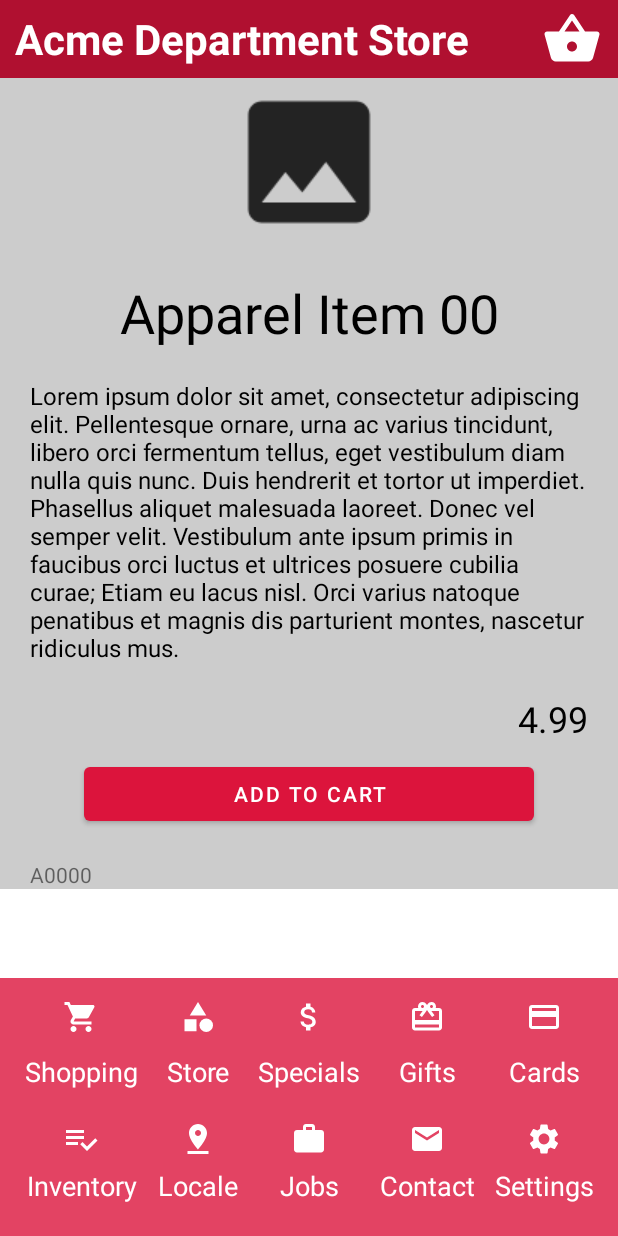
After one commit to forrest-james/ads-app, an Android app: the fragment ItemFragment placed in its activity, on a phone screen of 412 x 824 dp. The commit adds this screen. Run offline under Robolectric (Android 15) with nearby library versions, the phone set to English and light mode, and no system bars; 2 statements that could not run were skipped.

Commit message:
Added Item Page

```diff
--- a/AcmeDepartmentStore/app/src/main/java/com/ads/app/DepartmentItemsFragment.java
+++ b/AcmeDepartmentStore/app/src/main/java/com/ads/app/DepartmentItemsFragment.java
@@ -5,6 +5,7 @@ import android.os.Bundle;
 import android.view.LayoutInflater;
 import android.view.View;
 import android.view.ViewGroup;
+import android.widget.AdapterView;
 import android.widget.GridView;
 
 import java.util.List;
@@ -39,6 +40,14 @@ public class DepartmentItemsFragment extends Fragment {
         ItemGridAdapter itemGridAdapter = new ItemGridAdapter(view.getContext(), items);
         itemGridView.setAdapter(itemGridAdapter);
 
+        itemGridView.setOnItemClickListener(new AdapterView.OnItemClickListener() {
+            @Override
+            public void onItemClick(AdapterView<?> parent, View view, int position, long id) {
+                MainActivity activity = (MainActivity)getActivity();
+                activity.navigateToItem(view, index, position);
+            }
+        });
+
         return view;
     }
 }
--- /dev/null
+++ b/AcmeDepartmentStore/app/src/main/java/com/ads/app/ItemFragment.java
@@ -0,0 +1,65 @@
+package com.ads.app;
+
+import android.os.Bundle;
+import android.view.LayoutInflater;
+import android.view.View;
+import android.view.ViewGroup;
+import android.widget.Button;
+import android.widget.TextView;
+
+import androidx.fragment.app.Fragment;
+
+public class ItemFragment extends Fragment {
+    public static final String FRAGMENT_TAG = BuildConfig.APPLICATION_ID + ".ITEM_FRAGMENT_TAG";
+
+    public ItemFragment() {
+        // Required empty public constructor
+    }
+
+    public static ItemFragment newInstance(int department, int item) {
+        ItemFragment fragment = new ItemFragment();
+        Bundle args = new Bundle();
+        args.putInt("departmentIndex", department);
+        args.putInt("itemIndex", item);
+        fragment.setArguments(args);
+        return fragment;
+    }
+
+    @Override
+    public void onCreate(Bundle savedInstanceState) { super.onCreate(savedInstanceState); }
+
+    @Override
+    public View onCreateView(LayoutInflater inflater, ViewGroup container, Bundle savedInstanceState) {
+        // Inflate the layout for this fragment
+        View view = inflater.inflate(R.layout.fragment_item, container, false);
+        Item item = getItem();
+
+        TextView itemName = view.findViewById(R.id.item_name_page);
+        itemName.setText(item.Name());
+
+        TextView itemPrice = view.findViewById(R.id.item_price_page);
+        itemPrice.setText(String.format("%1$,.2f", item.Price()));
+
+        TextView itemCode = view.findViewById(R.id.item_code);
+        itemCode.setText(item.ItemNumber());
+
+        Button addItem = view.findViewById(R.id.btn_add_item);
+        addItem.setOnClickListener(new View.OnClickListener() {
+            @Override
+            public void onClick(View v) {
+                Item item = getItem();
+                ShoppingCart.getInstance().addItem(item, 1);
+            }
+        });
+
+        return view;
+    }
+
+    // Private methods
+    private Item getItem() {
+        int department = getArguments().getInt("departmentIndex", 0);
+        int item = getArguments().getInt("itemIndex", 0);
+
+        return DataManager.getInstance().Departments().get(department).Items().get(item);
+    }
+}
--- a/AcmeDepartmentStore/app/src/main/java/com/ads/app/MainActivity.java
+++ b/AcmeDepartmentStore/app/src/main/java/com/ads/app/MainActivity.java
@@ -53,6 +53,18 @@ public class MainActivity extends AppCompatActivity {
         replaceFragment(R.id.page_container, fragment, DepartmentItemsFragment.FRAGMENT_TAG, null);
     }
 
+    public void navigateToItem(View view, int department, int item) {
+        _pageTitle.setText(DataManager.getInstance().DepartmentNames().get(department));
+
+        ItemFragment fragment = new ItemFragment();
+        Bundle arguments = new Bundle();
+        arguments.putInt("departmentIndex", department);
+        arguments.putInt("itemIndex", item);
+        fragment.setArguments(arguments);
+
+        replaceFragment(R.id.page_container, fragment, ItemFragment.FRAGMENT_TAG, null);
+    }
+
     // Fragment Handlers
     private void addFragment(int containerId, Fragment fragment, String fragmentTag) {
         getSupportFragmentManager()
--- a/AcmeDepartmentStore/app/src/main/java/com/ads/app/ShoppingCart.java
+++ b/AcmeDepartmentStore/app/src/main/java/com/ads/app/ShoppingCart.java
@@ -1,5 +1,6 @@
 package com.ads.app;
 
+import java.util.ArrayList;
 import java.util.List;
 
 public class ShoppingCart {
@@ -16,7 +17,7 @@ public class ShoppingCart {
     }
 
     // Properties
-    List<ShoppingCartItem> CartItems;
+    List<ShoppingCartItem> CartItems = new ArrayList<>();
 
     // Getters
     public List<ShoppingCartItem> CartItems() {
--- a/AcmeDepartmentStore/app/src/main/java/com/ads/app/ShoppingFragment.java
+++ b/AcmeDepartmentStore/app/src/main/java/com/ads/app/ShoppingFragment.java
@@ -87,6 +87,15 @@ public class ShoppingFragment extends Fragment {
             }
         });
 
+        departmentListView.setOnChildClickListener(new ExpandableListView.OnChildClickListener() {
+            @Override
+            public boolean onChildClick(ExpandableListView parent, View v, int groupPosition, int childPosition, long id) {
+                MainActivity activity = (MainActivity) getActivity();
+                activity.navigateToItem(v, groupPosition, childPosition);
+                return true;
+            }
+        });
+
         return view;
     }
 }
--- /dev/null
+++ b/AcmeDepartmentStore/app/src/main/res/layout/fragment_item.xml
@@ -0,0 +1,70 @@
+<?xml version="1.0" encoding="utf-8"?>
+<ScrollView xmlns:android="http://schemas.android.com/apk/res/android"
+    xmlns:app="http://schemas.android.com/apk/res-auto"
+    xmlns:tools="http://schemas.android.com/tools"
+    android:layout_width="match_parent"
+    android:layout_height="match_parent">
+
+    <LinearLayout
+    android:layout_width="match_parent"
+    android:layout_height="match_parent"
+    android:background="@color/gray"
+    android:orientation="vertical">
+
+        <ImageView
+            android:id="@+id/imageView3"
+            android:layout_width="wrap_content"
+            android:layout_height="wrap_content"
+            android:layout_gravity="center_horizontal|top"
+            android:layout_marginTop="20dp"
+            android:scaleX="1.5"
+            android:scaleY="1.5"
+            android:src="@drawable/ic_baseline_image" />
+
+        <TextView
+            android:id="@+id/item_name_page"
+            android:layout_width="match_parent"
+            android:layout_height="wrap_content"
+            android:layout_marginTop="40dp"
+            android:gravity="center_horizontal"
+            android:text="Test Item 001"
+            android:textColor="@color/black"
+            android:textSize="36sp" />
+
+        <TextView
+            android:id="@+id/item_description"
+            android:layout_width="match_parent"
+            android:layout_height="wrap_content"
+            android:padding="20dp"
+            android:text="Lorem ipsum dolor sit amet, consectetur adipiscing elit. Pellentesque ornare, urna ac varius tincidunt, libero orci fermentum tellus, eget vestibulum diam nulla quis nunc. Duis hendrerit et tortor ut imperdiet. Phasellus aliquet malesuada laoreet. Donec vel semper velit. Vestibulum ante ipsum primis in faucibus orci luctus et ultrices posuere cubilia curae; Etiam eu lacus nisl. Orci varius natoque penatibus et magnis dis parturient montes, nascetur ridiculus mus."
+            android:textColor="@color/black"
+            android:textSize="16sp" />
+
+        <TextView
+            android:id="@+id/item_price_page"
+            android:layout_width="match_parent"
+            android:layout_height="wrap_content"
+            android:layout_gravity="end"
+            android:gravity="end"
+            android:paddingRight="20dp"
+            android:text="$9.99"
+            android:textColor="@color/black"
+            android:textSize="24sp" />
+
+        <Button
+            android:id="@+id/btn_add_item"
+            android:layout_width="300dp"
+            android:layout_height="wrap_content"
+            android:layout_gravity="center_horizontal"
+            android:layout_marginTop="10dp"
+            android:text="Add to Cart" />
+
+        <TextView
+            android:id="@+id/item_code"
+            android:layout_width="match_parent"
+            android:layout_height="wrap_content"
+            android:layout_marginTop="20dp"
+            android:paddingLeft="20dp"
+            android:text="T0001" />
+    </LinearLayout>
+</ScrollView>
```
